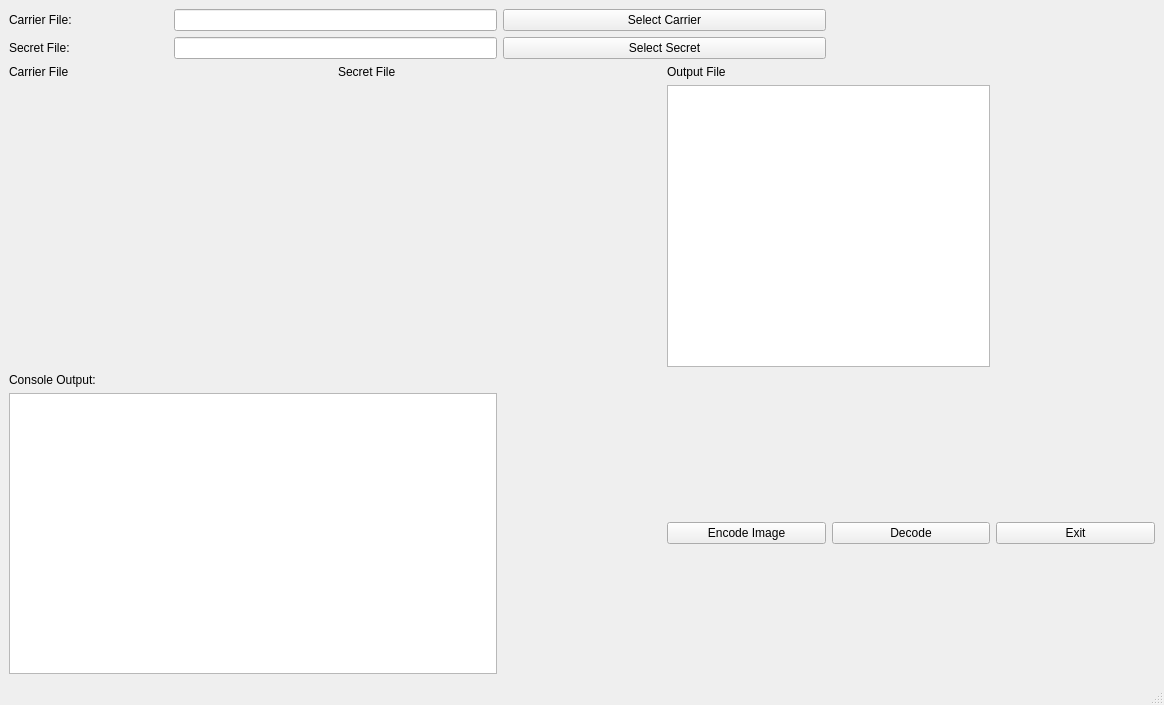
Old version of the form ui/mainwindow.ui in the repository arilence/8505-stego.
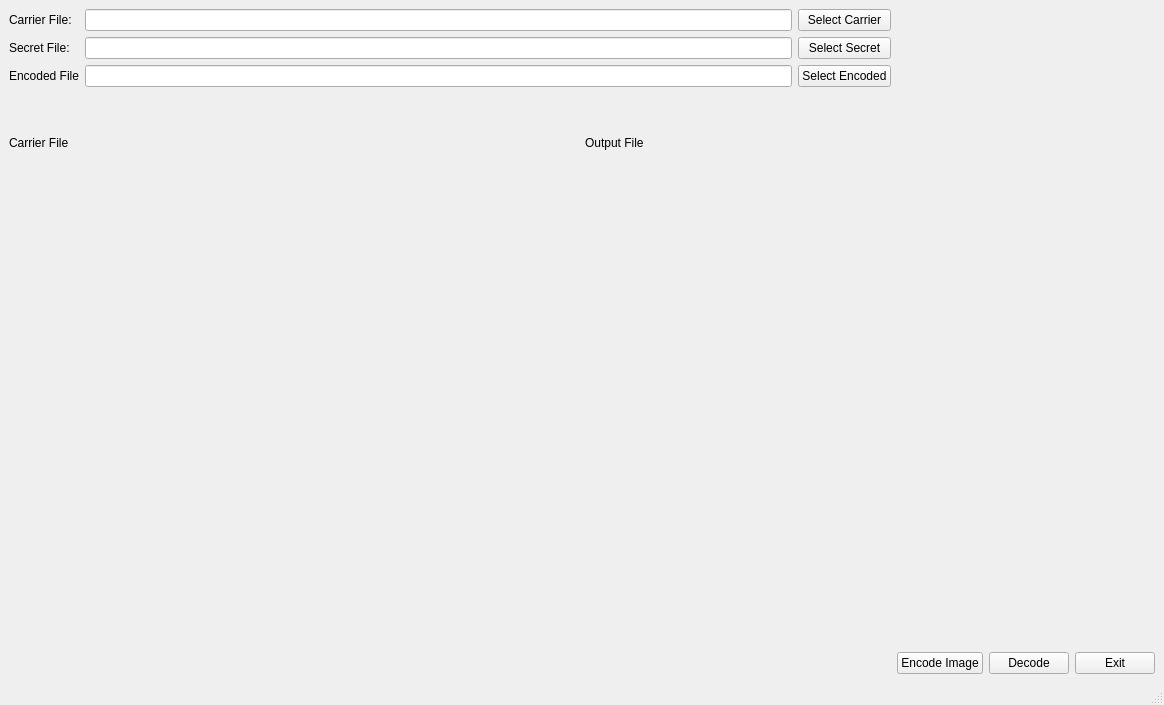
New version of the form.

Commit message: Linked GUI with smith's code TODO: Setup gui to receive signal

What changed in the file:
```diff
--- a/ui/mainwindow.ui
+++ b/ui/mainwindow.ui
@@ -15,23 +15,6 @@
   </property>
   <widget class="QWidget" name="centralwidget">
    <layout class="QGridLayout" name="gridLayout">
-    <item row="0" column="0">
-     <widget class="QLabel" name="label">
-      <property name="text">
-       <string>Carrier File:</string>
-      </property>
-     </widget>
-    </item>
-    <item row="0" column="1" colspan="2">
-     <widget class="QLineEdit" name="carrierEdit"/>
-    </item>
-    <item row="0" column="3" colspan="2">
-     <widget class="QPushButton" name="carrierButton">
-      <property name="text">
-       <string>Select Carrier</string>
-      </property>
-     </widget>
-    </item>
     <item row="1" column="0">
      <widget class="QLabel" name="label_2">
       <property name="text">
@@ -39,82 +22,120 @@
       </property>
      </widget>
     </item>
-    <item row="1" column="1" colspan="2">
+    <item row="1" column="1">
      <widget class="QLineEdit" name="secretEdit"/>
     </item>
-    <item row="1" column="3" colspan="2">
-     <widget class="QPushButton" name="secretButton">
-      <property name="text">
-       <string>Select Secret</string>
-      </property>
-     </widget>
-    </item>
-    <item row="2" column="0" colspan="2">
-     <widget class="QLabel" name="label_4">
+    <item row="4" column="0" colspan="6">
+     <layout class="QHBoxLayout" name="horizontalLayout">
+      <item>
+       <layout class="QVBoxLayout" name="verticalLayout">
+        <item>
+         <widget class="QLabel" name="label_8">
+          <property name="maximumSize">
+           <size>
+            <width>16777215</width>
+            <height>100</height>
+           </size>
+          </property>
       <property name="text">
        <string>Carrier File</string>
       </property>
      </widget>
     </item>
-    <item row="2" column="2">
-     <widget class="QLabel" name="label_5">
+        <item>
+         <widget class="QLabel" name="carrierImage">
       <property name="text">
-       <string>Secret File</string>
+           <string/>
       </property>
      </widget>
     </item>
-    <item row="2" column="4">
+       </layout>
+      </item>
+      <item>
+       <layout class="QVBoxLayout" name="verticalLayout_2">
+        <item>
      <widget class="QLabel" name="label_6">
+          <property name="maximumSize">
+           <size>
+            <width>16777215</width>
+            <height>100</height>
+           </size>
+          </property>
       <property name="text">
        <string>Output File</string>
       </property>
      </widget>
     </item>
-    <item row="3" column="0" colspan="2">
-     <widget class="QLabel" name="carrierImage">
+        <item>
+         <widget class="QLabel" name="encodedImage">
       <property name="text">
        <string/>
       </property>
      </widget>
     </item>
-    <item row="3" column="4" colspan="2">
-     <widget class="QGraphicsView" name="graphicsView_3"/>
-    </item>
-    <item row="4" column="0" colspan="2">
-     <widget class="QLabel" name="label_3">
-      <property name="text">
-       <string>Console Output:</string>
-      </property>
-     </widget>
+       </layout>
+      </item>
+     </layout>
     </item>
-    <item row="5" column="0" colspan="3">
-     <widget class="QTextBrowser" name="textBrowser"/>
-    </item>
-    <item row="5" column="4">
+    <item row="5" column="3">
      <widget class="QPushButton" name="encodeButton">
       <property name="text">
        <string>Encode Image</string>
       </property>
      </widget>
     </item>
+    <item row="1" column="2">
+     <widget class="QPushButton" name="secretButton">
+      <property name="text">
+       <string>Select Secret</string>
+      </property>
+     </widget>
+    </item>
+    <item row="2" column="0">
+     <widget class="QLabel" name="label_7">
+      <property name="text">
+       <string>Encoded File</string>
+      </property>
+     </widget>
+    </item>
+    <item row="0" column="1">
+     <widget class="QLineEdit" name="carrierEdit"/>
+    </item>
     <item row="5" column="5">
-     <widget class="QPushButton" name="decodeButton">
-      <property name="text">
-       <string>Decode</string>
-      </property>
-     </widget>
-    </item>
-    <item row="5" column="6">
      <widget class="QPushButton" name="exitButton">
       <property name="text">
        <string>Exit</string>
       </property>
      </widget>
     </item>
-    <item row="3" column="2" colspan="2">
-     <widget class="QLabel" name="secretImage">
+    <item row="2" column="1">
+     <widget class="QLineEdit" name="encodedEdit"/>
+    </item>
+    <item row="0" column="0">
+     <widget class="QLabel" name="label">
       <property name="text">
-       <string/>
+       <string>Carrier File:</string>
+      </property>
+     </widget>
+    </item>
+    <item row="0" column="2">
+     <widget class="QPushButton" name="carrierButton">
+      <property name="text">
+       <string>Select Carrier</string>
+      </property>
+     </widget>
+    </item>
+    <item row="5" column="4">
+     <widget class="QPushButton" name="decodeButton">
+      <property name="text">
+       <string>Decode</string>
+      </property>
+     </widget>
+    </item>
+    <item row="2" column="2">
+     <widget class="QPushButton" name="encodeFileButton">
+      <property name="text">
+       <string>Select Encoded</string>
       </property>
      </widget>
     </item>
```
Lines whose indentation alone changed are shown as unchanged. The commit also changes 2 other files.
